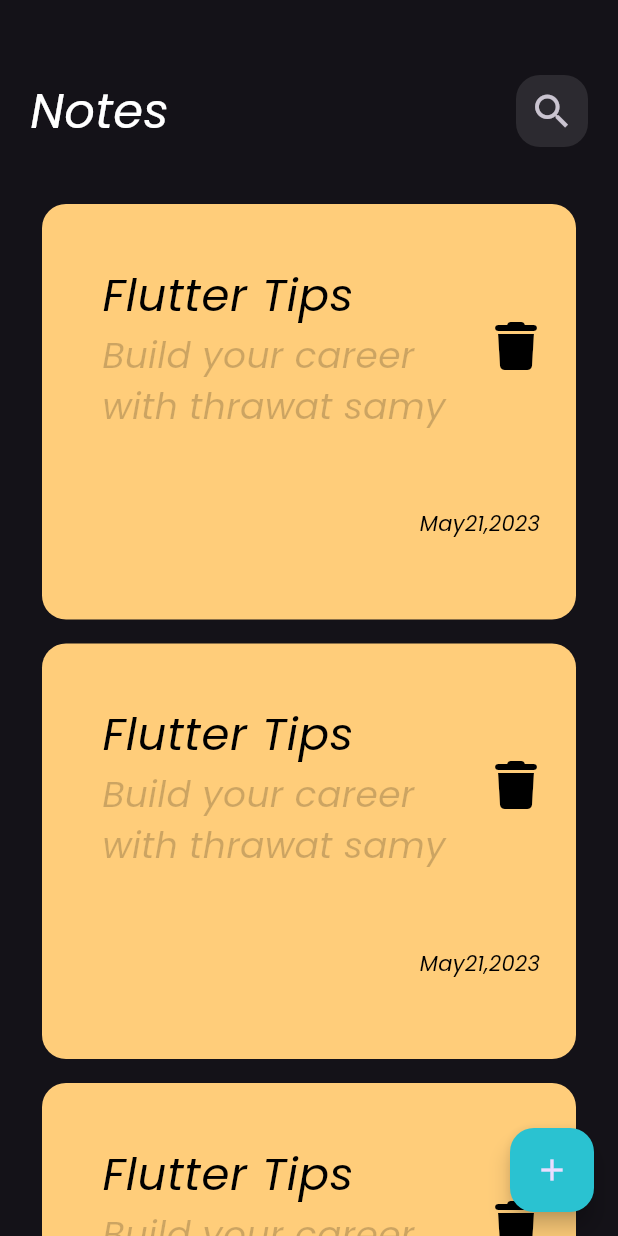
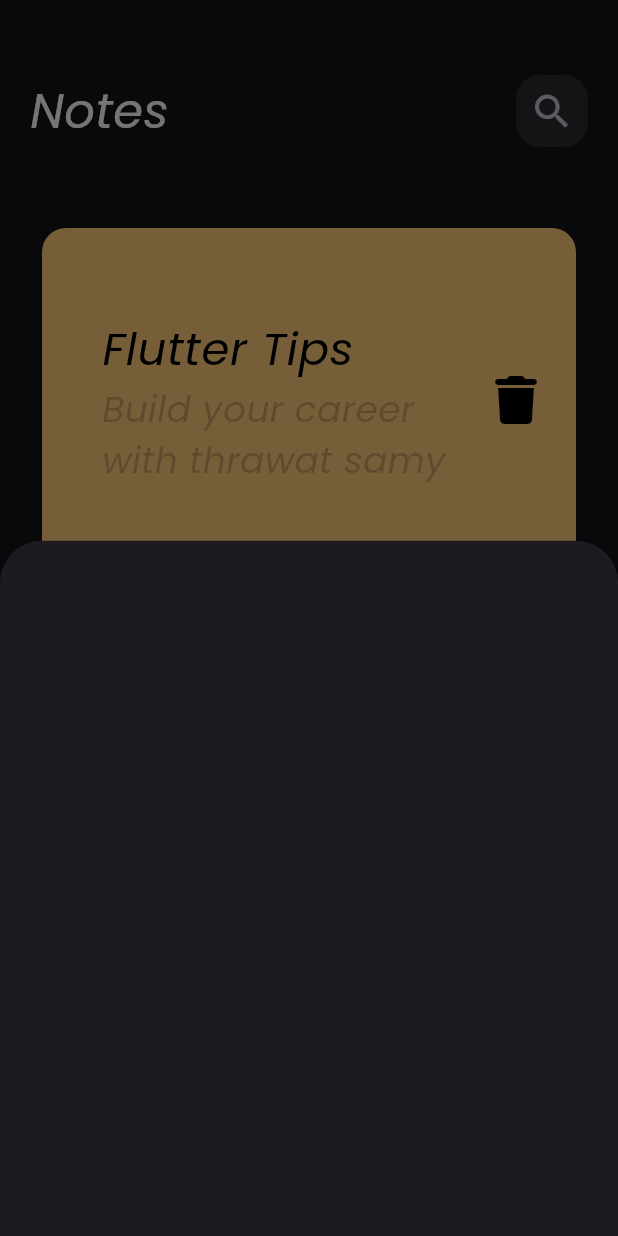
Before and after one commit to merooahmed/note_app, a Flutter app: the screen it shows after launch, after a tap on the "add" icon, on a phone screen of 412 x 824 dp. Run offline on Flutter 3.47's test engine with Material 3 defaults, Android fonts, the phone set to English and light mode, and no system bars; our stand-ins replace font_awesome_flutter.

Commit message:
show moel bottom sheet

```diff
--- a/lib/views/notes_view.dart
+++ b/lib/views/notes_view.dart
@@ -1,4 +1,5 @@
 import 'package:flutter/material.dart';
+import 'package:noteapp/views/widgets/note_bottom_model.dart';
 import 'package:noteapp/views/widgets/note_view_body.dart';
 
 class NotesView extends StatelessWidget {
@@ -8,7 +9,11 @@ class NotesView extends StatelessWidget {
   Widget build(BuildContext context) {
     return Scaffold(
       floatingActionButton: FloatingActionButton(
-        onPressed: () {},
+        onPressed: () {
+          showModalBottomSheet(context: context, builder:(context){
+return NoteModelbottomSheet();
+          });
+        },
         child: Icon(Icons.add),
         backgroundColor: Color(0xff2AC2D1),
       ),
--- a/lib/views/widgets/custom_new_item.dart
+++ b/lib/views/widgets/custom_new_item.dart
@@ -7,7 +7,7 @@ class CustomNoteItem extends StatelessWidget {
   @override
   Widget build(BuildContext context) {
     return Container(
-        padding: EdgeInsets.only(top: 30, bottom: 30, left: 24),
+        padding: EdgeInsets.only(top: 50, bottom: 50, left: 24),
         decoration: BoxDecoration(
             borderRadius: BorderRadius.circular(16), color: Color(0xffFFCD7A)),
         child: Column(
--- /dev/null
+++ b/lib/views/widgets/note_bottom_model.dart
@@ -0,0 +1,10 @@
+import 'package:flutter/material.dart';
+
+class NoteModelbottomSheet extends StatelessWidget {
+  const NoteModelbottomSheet({super.key});
+
+  @override
+  Widget build(BuildContext context) {
+    return  Container();
+  }
+}
--- a/lib/views/widgets/notes_list_view.dart
+++ b/lib/views/widgets/notes_list_view.dart
@@ -6,11 +6,14 @@ class NotesListView extends StatelessWidget {
 
   @override
   Widget build(BuildContext context) {
-    return ListView.builder(itemBuilder: (context, index) {
-      return  const Padding(
-        padding:  EdgeInsets.all(8.0),
-        child: CustomNoteItem(),
-      );
-    });
+    return Padding(
+      padding: const EdgeInsets.symmetric(vertical: 16),
+      child: ListView.builder(itemBuilder: (context, index) {
+        return const Padding(
+          padding: EdgeInsets.all(8.0),
+          child: CustomNoteItem(),
+        );
+      }),
+    );
   }
 }
```
